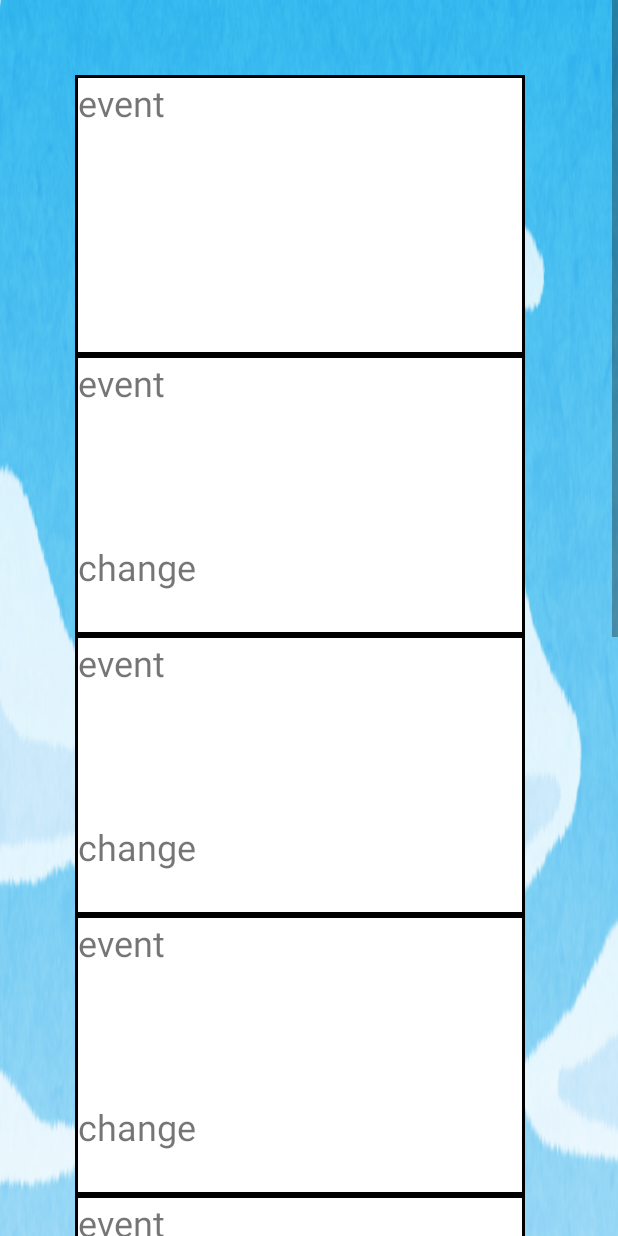
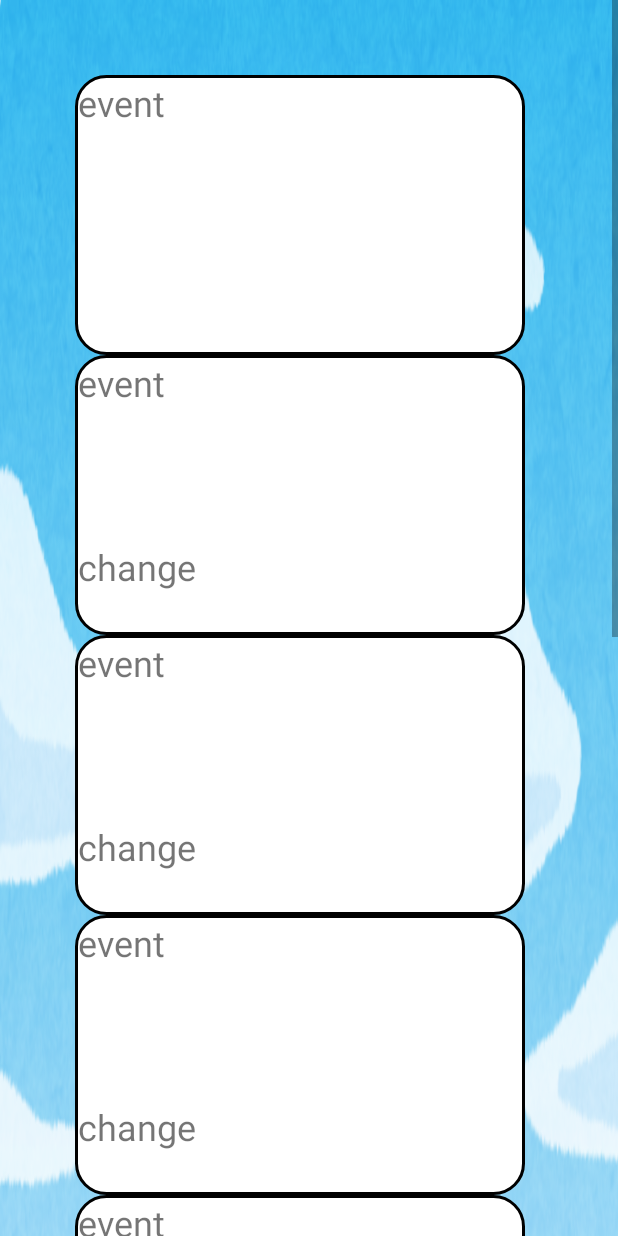
Before and after one commit to Teru0220/Sugoroku, an Android app: the layout activity_map26.xml on its own in the app's theme, with its tools: preview values and no code run, on a phone screen of 412 x 824 dp. Run offline under Robolectric (Android 15) with nearby library versions, the phone set to English and light mode, and no system bars.

Commit message:
マスの形を変更。ボタンを押すとActivityが終了する不具合を修正

```diff
--- a/app/src/main/AndroidManifest.xml
+++ b/app/src/main/AndroidManifest.xml
@@ -21,7 +21,7 @@
                 <category android:name="android.intent.category.LAUNCHER" />
             </intent-filter>
         </activity>
-        <activity android:name=".map.MapActivity" />
+        <activity android:name=".map.MapActivity" android:screenOrientation="portrait"/>
     </application>
 
 </manifest>
--- a/app/src/main/res/drawable-v24/masu_background2.xml
+++ b/app/src/main/res/drawable-v24/masu_background2.xml
@@ -4,4 +4,6 @@
         android:color="@color/purple_500"/>
     <solid
         android:color="@color/white"/>
+    <corners
+        android:radius="20dp"/>
 </shape>
--- a/app/src/main/res/drawable/masu_background.xml
+++ b/app/src/main/res/drawable/masu_background.xml
@@ -4,4 +4,6 @@
         android:color="@color/black"/>
     <solid
         android:color="@color/white"/>
+    <corners
+        android:radius="20dp"/>
 </shape>
```
Also changed, not shown: app/src/main/java/com/example/sugoroku/map/MapActivity.java (+2 -5 lines).
